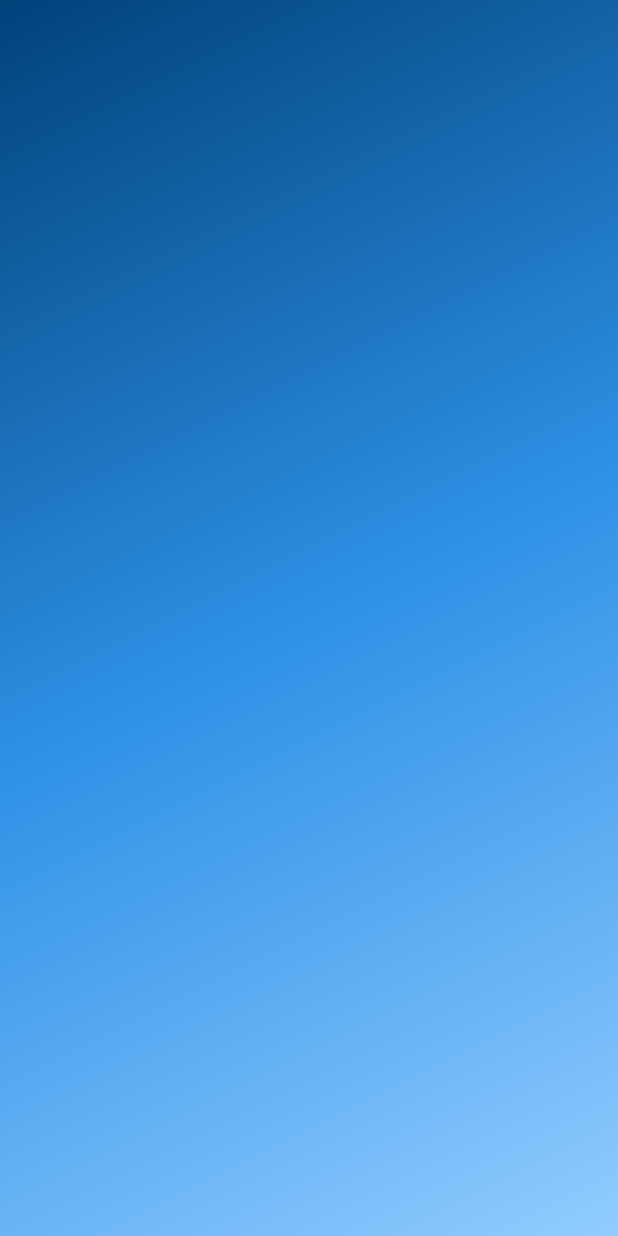
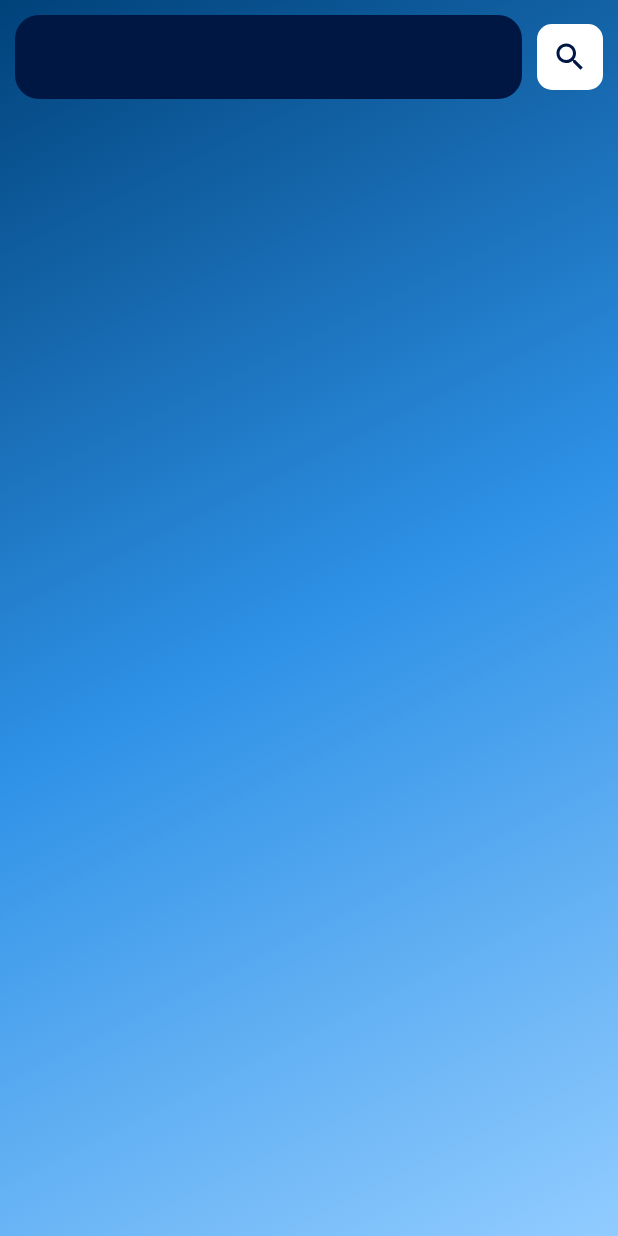
Before and after one commit to SosisochkaSGorchicey/IPApp, an Android app built with Jetpack Compose: the screen it shows after launch (MainActivity), on a phone screen of 412 x 824 dp. Run offline under Robolectric (Android 15) with nearby library versions, the phone set to English and light mode, and no system bars.

Commit message:
Added text field

```diff
--- a/app/src/main/java/com/example/ipapp/presentation/screen/MainScreen.kt
+++ b/app/src/main/java/com/example/ipapp/presentation/screen/MainScreen.kt
@@ -3,12 +3,15 @@ package com.example.ipapp.presentation.screen
 import androidx.compose.foundation.background
 import androidx.compose.foundation.layout.Column
 import androidx.compose.foundation.layout.fillMaxSize
+import androidx.compose.foundation.layout.padding
 import androidx.compose.foundation.rememberScrollState
 import androidx.compose.foundation.verticalScroll
 import androidx.compose.material3.MaterialTheme
 import androidx.compose.runtime.Composable
 import androidx.compose.ui.Modifier
 import androidx.compose.ui.graphics.Brush
+import androidx.compose.ui.unit.dp
+import com.example.ipapp.presentation.screen.components.IpInputText
 import com.example.ipapp.presentation.viewmodel.MainViewModel
 import org.koin.androidx.compose.koinViewModel
 
@@ -27,8 +30,9 @@ fun MainScreen(mainViewModel: MainViewModel = koinViewModel()) {
                     )
                 )
             )
+            .padding(top = 10.dp, start = 10.dp, end = 10.dp)
             .verticalScroll(rememberScrollState())
     ) {
-
+        IpInputText()
     }
 }
--- /dev/null
+++ b/app/src/main/java/com/example/ipapp/presentation/screen/components/IpInputText.kt
@@ -0,0 +1,73 @@
+package com.example.ipapp.presentation.screen.components
+
+
+import androidx.compose.foundation.background
+import androidx.compose.foundation.layout.Arrangement
+import androidx.compose.foundation.layout.Row
+import androidx.compose.foundation.layout.fillMaxWidth
+import androidx.compose.foundation.layout.padding
+import androidx.compose.foundation.shape.RoundedCornerShape
+import androidx.compose.material.icons.Icons
+import androidx.compose.material.icons.filled.CheckCircle
+import androidx.compose.material.icons.filled.Search
+import androidx.compose.material.icons.filled.Send
+import androidx.compose.material3.ExperimentalMaterial3Api
+import androidx.compose.material3.Icon
+import androidx.compose.material3.MaterialTheme
+import androidx.compose.material3.TextField
+import androidx.compose.material3.TextFieldDefaults
+import androidx.compose.runtime.Composable
+import androidx.compose.runtime.mutableStateOf
+import androidx.compose.runtime.remember
+import androidx.compose.ui.Alignment
+import androidx.compose.ui.Modifier
+import androidx.compose.ui.graphics.Color
+import androidx.compose.ui.unit.dp
+
+@OptIn(ExperimentalMaterial3Api::class)
+@Composable
+fun IpInputText() {
+    val ipText = remember {
+        mutableStateOf("")
+    }
+
+    Row(
+        modifier = Modifier
+            .fillMaxWidth(),
+        verticalAlignment = Alignment.CenterVertically,
+        horizontalArrangement = Arrangement.spacedBy(10.dp)
+    ) {
+        TextField(
+            modifier = Modifier
+                .fillMaxWidth()
+                .weight(1f),
+            value = ipText.value,
+            onValueChange = {
+                ipText.value = it
+            },
+            shape = RoundedCornerShape(16.dp),
+            colors = TextFieldDefaults.textFieldColors(
+                containerColor = MaterialTheme.colorScheme.onPrimary,
+                cursorColor = MaterialTheme.colorScheme.tertiary,
+                textColor = MaterialTheme.colorScheme.onBackground,
+                unfocusedIndicatorColor = Color.Transparent,
+                focusedIndicatorColor = Color.Transparent
+            ),
+            textStyle = MaterialTheme.typography.labelMedium
+        )
+
+        Icon(
+            modifier = Modifier
+                .background(
+                    color = MaterialTheme.colorScheme.onBackground,
+                    shape = RoundedCornerShape(10.dp)
+                )
+                .padding(10.dp),
+            imageVector = Icons.Filled.Search,
+            contentDescription = null,
+            tint = MaterialTheme.colorScheme.onPrimary
+        )
+    }
+
+
+}
--- a/app/src/main/java/com/example/ipapp/ui/theme/Color.kt
+++ b/app/src/main/java/com/example/ipapp/ui/theme/Color.kt
@@ -2,6 +2,8 @@ package com.example.ipapp.ui.theme
 
 import androidx.compose.ui.graphics.Color
 
+val darkBlue = Color(0xFF001744)
 val blue = Color(0xFF00427A)
 val lightBlue = Color(0xFF2E91E6)
 val lightestBlue = Color(0xFF91CCFF)
+val white = Color(0xFFFFFFFF)
--- /dev/null
+++ b/app/src/main/java/com/example/ipapp/ui/theme/Font.kt
@@ -0,0 +1,15 @@
+package com.example.ipapp.ui.theme
+
+import androidx.compose.ui.text.font.Font
+import androidx.compose.ui.text.font.FontFamily
+import androidx.compose.ui.text.font.FontWeight
+import com.example.ipapp.R
+
+val mainFont = FontFamily(
+    fonts = listOf(
+        Font(resId = R.font.geist_bold, weight = FontWeight.Bold),
+        Font(resId = R.font.geist_bold, weight = FontWeight.Medium),
+        Font(resId = R.font.geist_bold, weight = FontWeight.Light),
+        Font(resId = R.font.geist_bold, weight = FontWeight.Thin)
+    )
+)
--- a/app/src/main/java/com/example/ipapp/ui/theme/Theme.kt
+++ b/app/src/main/java/com/example/ipapp/ui/theme/Theme.kt
@@ -18,13 +18,17 @@ import androidx.core.view.WindowCompat
 private val DarkColorScheme = darkColorScheme(
     primary = blue,
     secondary = lightBlue,
-    tertiary = lightestBlue
+    tertiary = lightestBlue,
+    onBackground = white,
+    onPrimary = darkBlue
 )
 
 private val LightColorScheme = lightColorScheme(
     primary = blue,
     secondary = lightBlue,
-    tertiary = lightestBlue
+    tertiary = lightestBlue,
+    onBackground = white,
+    onPrimary = darkBlue
 )
 
 @Composable
--- a/app/src/main/java/com/example/ipapp/ui/theme/Type.kt
+++ b/app/src/main/java/com/example/ipapp/ui/theme/Type.kt
@@ -4,16 +4,17 @@ import androidx.compose.material3.Typography
 import androidx.compose.ui.text.TextStyle
 import androidx.compose.ui.text.font.FontFamily
 import androidx.compose.ui.text.font.FontWeight
+import androidx.compose.ui.text.style.TextAlign
 import androidx.compose.ui.unit.sp
 
 // Set of Material typography styles to start with
 val Typography = Typography(
-    bodyLarge = TextStyle(
-        fontFamily = FontFamily.Default,
-        fontWeight = FontWeight.Normal,
-        fontSize = 16.sp,
+    labelMedium = TextStyle(
+        fontFamily = mainFont,
+        fontWeight = FontWeight.Light,
+        fontSize = 20.sp,
         lineHeight = 24.sp,
-        letterSpacing = 0.5.sp
+        textAlign = TextAlign.Start
     )
     /* Other default text styles to override
     titleLarge = TextStyle(
```
Also changed, not shown: app/src/main/res/font/geist_bold.otf (added), app/src/main/res/font/geist_light.otf (added), app/src/main/res/font/geist_medium.otf (added), app/src/main/res/font/geist_thin.otf (added).
